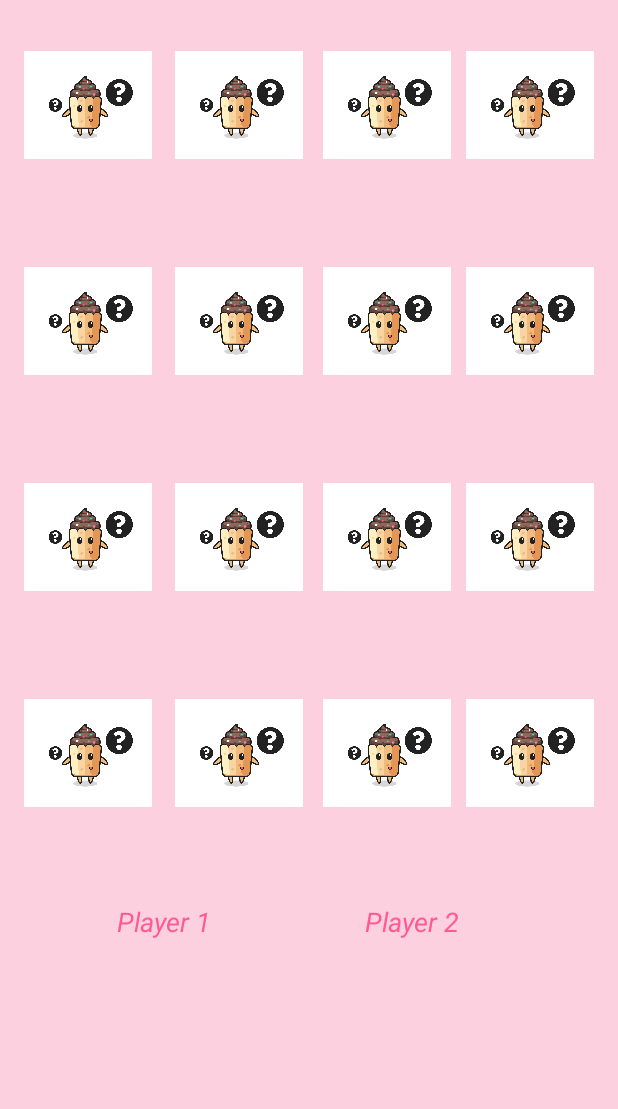
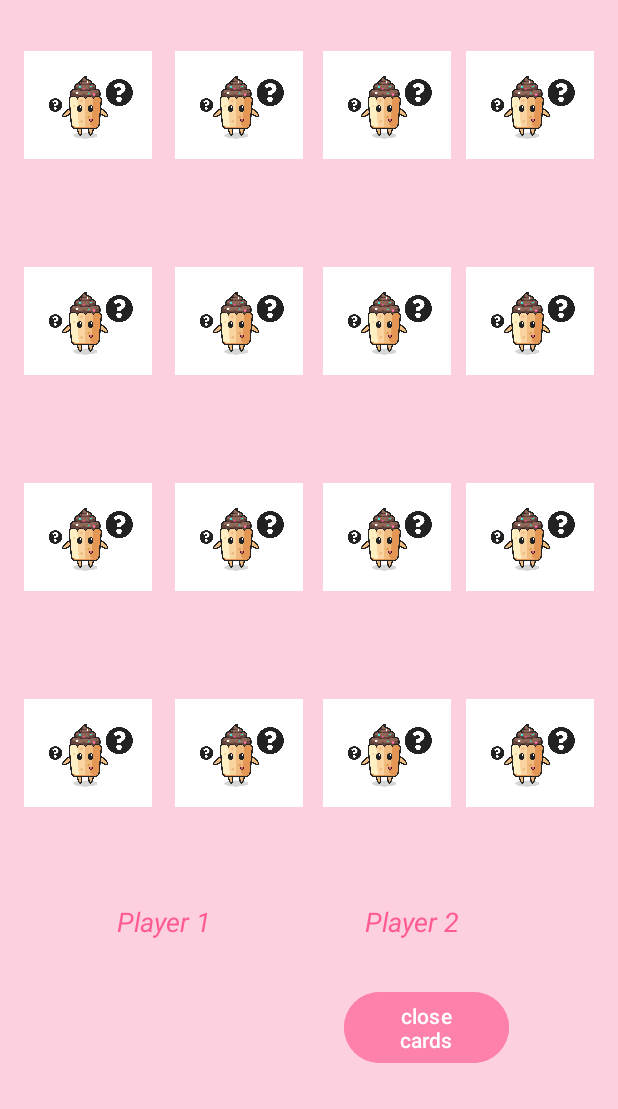
Before and after one commit to ErelWeinstein/MemoryGame, an Android app: the screen it shows after launch (MainActivity), on a phone screen of 412 x 824 dp, the part 127-1236 px from its top. Run offline under Robolectric (Android 15) with nearby library versions, the phone set to English and light mode, and no system bars.

Commit message:
function closeCard() - closing the last 2 opened cards.

```diff
--- a/app/src/main/java/com/example/memorygame/MainActivity.java
+++ b/app/src/main/java/com/example/memorygame/MainActivity.java
@@ -159,5 +159,13 @@ public class MainActivity extends AppCompatActivity {
         Collections.shuffle(drawableIdsList);
         drawableIdsList.toArray(ImageViews);
     }
+    public void closeCard(View view)
+    {
+        ImageView cardClosed1 = findViewById(firstOpenedCard);
+        cardClosed1.setImageResource(R.drawable.background);
+        ImageView cardClosed2 = findViewById(lastOpenedCard);
+        cardClosed2.setImageResource(R.drawable.background);
+    }
+
 
 }
--- a/app/src/main/res/layout/activity_main.xml
+++ b/app/src/main/res/layout/activity_main.xml
@@ -262,6 +262,19 @@
         app:layout_constraintTop_toTopOf="parent"
         app:layout_constraintVertical_bias="0.865" />
 
+    <Button
+        android:id="@+id/button2"
+        android:layout_width="110dp"
+        android:layout_height="55dp"
+        android:backgroundTint="#FD81AB"
+        android:onClick="closeCard"
+        android:text="close cards"
+        app:layout_constraintBottom_toBottomOf="parent"
+        app:layout_constraintEnd_toEndOf="parent"
+        app:layout_constraintHorizontal_bias="0.76"
+        app:layout_constraintStart_toStartOf="parent"
+        app:layout_constraintTop_toTopOf="parent"
+        app:layout_constraintVertical_bias="0.965" />
 
 
 </androidx.constraintlayout.widget.ConstraintLayout>
```
